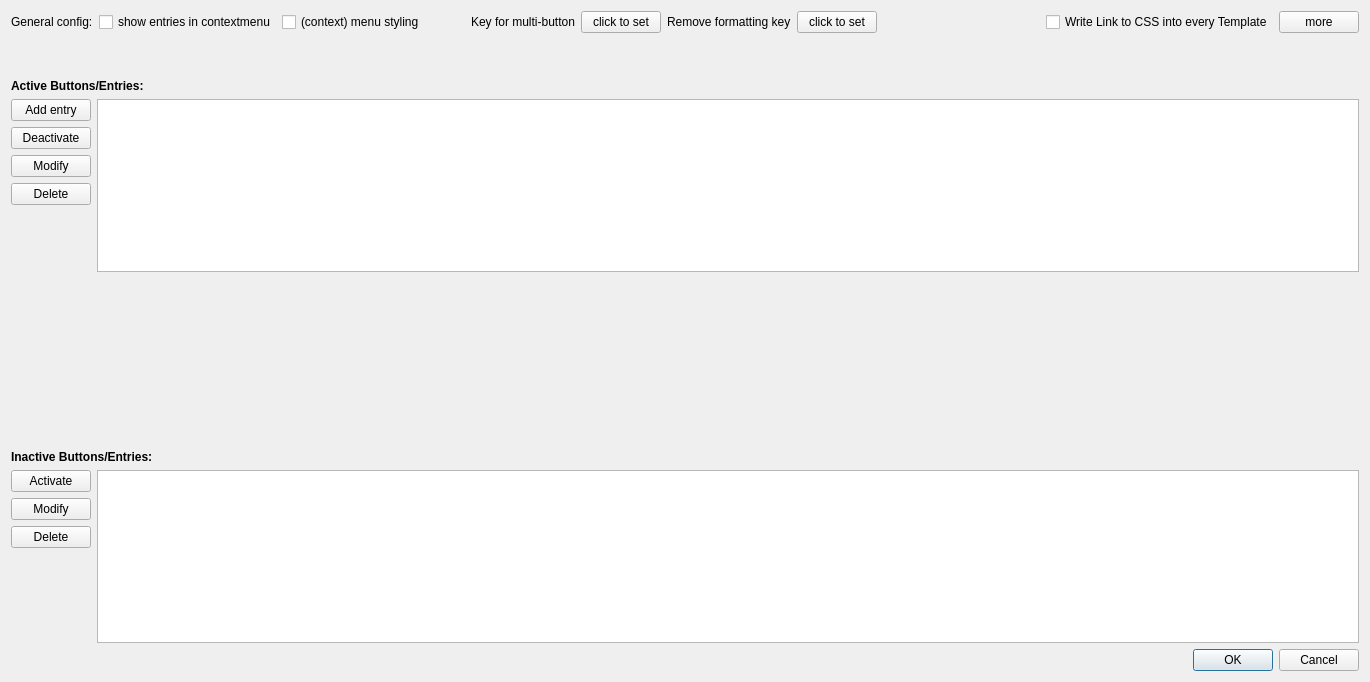
The window that designer/settings_main_widgets.ui (ijgnd/anki__editor__apply__font_color__background_color__custom_class__custom_style) describes before a commit, drawn with Qt 5.
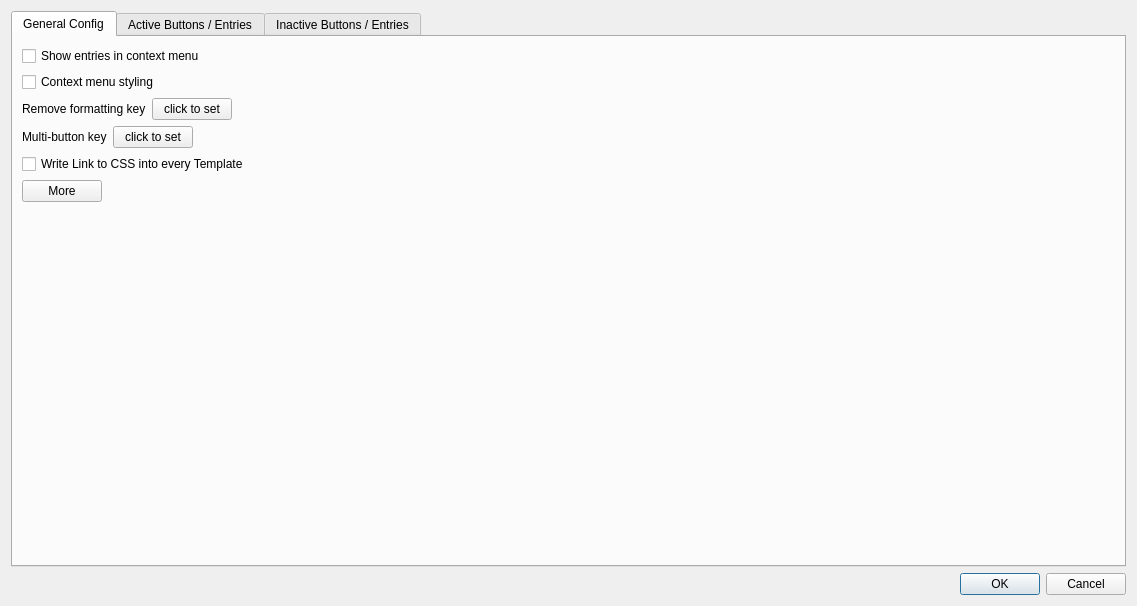
The same window after the commit. The open tabs and pages were chosen to show the change.

Commit message: Update main widget gui

The edit to the form file:
```diff
--- a/designer/settings_main_widgets.ui
+++ b/designer/settings_main_widgets.ui
@@ -6,8 +6,8 @@
    <rect>
     <x>0</x>
     <y>0</y>
-    <width>1370</width>
-    <height>682</height>
+    <width>1137</width>
+    <height>606</height>
    </rect>
   </property>
   <property name="sizePolicy">
@@ -19,62 +19,35 @@
   <property name="windowTitle">
    <string>Dialog</string>
   </property>
-  <layout class="QGridLayout" name="gridLayout">
-   <item row="0" column="0">
     <layout class="QVBoxLayout" name="verticalLayout">
      <item>
-      <layout class="QHBoxLayout" name="horizontalLayout">
-       <item>
-        <widget class="QLabel" name="label">
-         <property name="text">
-          <string>General config:</string>
-         </property>
-        </widget>
-       </item>
+    <widget class="QTabWidget" name="tabWidget">
+     <property name="currentIndex">
+      <number>1</number>
+     </property>
+     <widget class="QWidget" name="tab_general">
+      <attribute name="title">
+       <string>General Config</string>
+      </attribute>
+      <layout class="QVBoxLayout" name="verticalLayout_2">
+       <item>
+        <layout class="QVBoxLayout" name="verticalLayout_3">
        <item>
         <widget class="QCheckBox" name="cb_global_contextmenu_show">
          <property name="text">
-          <string>show entries in contextmenu</string>
+            <string>Show entries in context menu</string>
          </property>
         </widget>
        </item>
        <item>
         <widget class="QCheckBox" name="cb_global_contextmenu_with_styling">
          <property name="text">
-          <string>(context) menu styling</string>
+            <string>Context menu styling</string>
          </property>
         </widget>
        </item>
        <item>
-        <spacer name="horizontalSpacer_2">
-         <property name="orientation">
-          <enum>Qt::Horizontal</enum>
-         </property>
-         <property name="sizeType">
-          <enum>QSizePolicy::Minimum</enum>
-         </property>
-         <property name="sizeHint" stdset="0">
-          <size>
-           <width>40</width>
-           <height>20</height>
-          </size>
-         </property>
-        </spacer>
-       </item>
-       <item>
-        <widget class="QLabel" name="label_2">
-         <property name="text">
-          <string>Key for multi-button</string>
-         </property>
-        </widget>
-       </item>
-       <item>
-        <widget class="QPushButton" name="pb_global_multibutton_show">
-         <property name="text">
-          <string>click to set</string>
-         </property>
-        </widget>
-       </item>
+          <layout class="QHBoxLayout" name="horizontalLayout_4">
        <item>
         <widget class="QLabel" name="label_3">
          <property name="text">
@@ -83,6 +56,37 @@
         </widget>
        </item>
        <item>
+            <widget class="QPushButton" name="pb_global_multibutton_show">
+             <property name="text">
+              <string>click to set</string>
+             </property>
+            </widget>
+           </item>
+           <item>
+            <spacer name="horizontalSpacer_2">
+             <property name="orientation">
+              <enum>Qt::Horizontal</enum>
+             </property>
+             <property name="sizeHint" stdset="0">
+              <size>
+               <width>40</width>
+               <height>20</height>
+              </size>
+             </property>
+            </spacer>
+           </item>
+          </layout>
+         </item>
+         <item>
+          <layout class="QHBoxLayout" name="horizontalLayout_5">
+           <item>
+            <widget class="QLabel" name="label_2">
+             <property name="text">
+              <string>Multi-button key</string>
+             </property>
+            </widget>
+           </item>
+           <item>
         <widget class="QPushButton" name="pb_class_undo">
          <property name="text">
           <string>click to set</string>
@@ -102,6 +106,8 @@
          </property>
         </spacer>
        </item>
+          </layout>
+         </item>
        <item>
         <widget class="QCheckBox" name="cb_classes_to_styling">
          <property name="text">
@@ -110,22 +116,36 @@
         </widget>
        </item>
        <item>
+          <layout class="QHBoxLayout" name="horizontalLayout">
+           <item>
         <widget class="QPushButton" name="pb_more">
          <property name="text">
-          <string>more</string>
+              <string>More</string>
          </property>
         </widget>
        </item>
-      </layout>
-     </item>
+           <item>
+            <spacer name="horizontalSpacer_6">
+             <property name="orientation">
+              <enum>Qt::Horizontal</enum>
+             </property>
+             <property name="sizeHint" stdset="0">
+              <size>
+               <width>40</width>
+               <height>20</height>
+              </size>
+             </property>
+            </spacer>
+           </item>
+          </layout>
+         </item>
+        </layout>
+       </item>
      <item>
-      <spacer name="verticalSpacer_2">
+        <spacer name="verticalSpacer">
        <property name="orientation">
         <enum>Qt::Vertical</enum>
        </property>
-       <property name="sizeType">
-        <enum>QSizePolicy::Minimum</enum>
-       </property>
        <property name="sizeHint" stdset="0">
         <size>
          <width>20</width>
@@ -134,23 +154,43 @@
        </property>
       </spacer>
      </item>
+      </layout>
+     </widget>
+     <widget class="QWidget" name="tab_active">
+      <attribute name="title">
+       <string>Active Buttons / Entries</string>
+      </attribute>
+      <layout class="QVBoxLayout" name="verticalLayout_4">
      <item>
-      <widget class="QLabel" name="ql_active">
-       <property name="font">
-        <font>
-         <weight>75</weight>
-         <bold>true</bold>
-        </font>
-       </property>
+        <widget class="QTableWidget" name="tw_active">
+         <property name="sizeAdjustPolicy">
+          <enum>QAbstractScrollArea::AdjustToContents</enum>
+         </property>
+        </widget>
+       </item>
+       <item>
+        <layout class="QHBoxLayout" name="horizontalLayout_2">
+         <item>
+          <widget class="QPushButton" name="pb_modify_active">
        <property name="text">
-        <string>Active Buttons/Entries:</string>
+            <string>Modify</string>
        </property>
       </widget>
      </item>
      <item>
-      <layout class="QHBoxLayout" name="hl_active">
+          <widget class="QPushButton" name="pb_deactivate">
+           <property name="text">
+            <string>Deactivate</string>
+           </property>
+          </widget>
+         </item>
        <item>
-        <layout class="QVBoxLayout" name="verticalLayout_2">
+          <widget class="QPushButton" name="pb_delete_from_active">
+           <property name="text">
+            <string>Delete</string>
+           </property>
+          </widget>
+         </item>
          <item>
           <widget class="QPushButton" name="pb_add">
            <property name="enabled">
@@ -171,83 +211,43 @@
           </widget>
          </item>
          <item>
-          <widget class="QPushButton" name="pb_deactivate">
-           <property name="text">
-            <string>Deactivate</string>
-           </property>
-          </widget>
-         </item>
-         <item>
-          <widget class="QPushButton" name="pb_modify_active">
-           <property name="text">
-            <string>Modify</string>
-           </property>
-          </widget>
-         </item>
-         <item>
-          <widget class="QPushButton" name="pb_delete_from_active">
-           <property name="text">
-            <string>Delete</string>
-           </property>
-          </widget>
-         </item>
-         <item>
-          <spacer name="verticalSpacer_3">
+          <spacer name="horizontalSpacer_3">
            <property name="orientation">
-            <enum>Qt::Vertical</enum>
+            <enum>Qt::Horizontal</enum>
            </property>
            <property name="sizeHint" stdset="0">
             <size>
-             <width>20</width>
-             <height>40</height>
+             <width>40</width>
+             <height>20</height>
             </size>
            </property>
           </spacer>
          </item>
         </layout>
        </item>
+      </layout>
+     </widget>
+     <widget class="QWidget" name="tab_inactive">
+      <attribute name="title">
+       <string>Inactive Buttons / Entries</string>
+      </attribute>
+      <layout class="QVBoxLayout" name="verticalLayout_6">
        <item>
-        <widget class="QTableWidget" name="tw_active">
+        <widget class="QTableWidget" name="tw_inactive">
          <property name="sizeAdjustPolicy">
           <enum>QAbstractScrollArea::AdjustToContents</enum>
          </property>
         </widget>
        </item>
-      </layout>
-     </item>
      <item>
-      <spacer name="verticalSpacer">
-       <property name="orientation">
-        <enum>Qt::Vertical</enum>
-       </property>
-       <property name="sizeHint" stdset="0">
-        <size>
-         <width>20</width>
-         <height>100</height>
-        </size>
-       </property>
-      </spacer>
-     </item>
+        <layout class="QHBoxLayout" name="horizontalLayout_3">
      <item>
-      <widget class="QLabel" name="ql_inactive">
-       <property name="font">
-        <font>
-         <weight>75</weight>
-         <bold>true</bold>
-        </font>
-       </property>
+          <widget class="QPushButton" name="pb_modify_inactive">
        <property name="text">
-        <string>Inactive Buttons/Entries:</string>
-       </property>
-       <property name="textFormat">
-        <enum>Qt::PlainText</enum>
+            <string>Modify</string>
        </property>
       </widget>
      </item>
-     <item>
-      <layout class="QHBoxLayout" name="hl_inactive">
-       <item>
-        <layout class="QVBoxLayout" name="verticalLayout_3">
          <item>
           <widget class="QPushButton" name="pb_activate">
            <property name="text">
@@ -255,13 +255,6 @@
            </property>
           </widget>
          </item>
-         <item>
-          <widget class="QPushButton" name="pb_modify_inactive">
-           <property name="text">
-            <string>Modify</string>
-           </property>
-          </widget>
-         </item>
          <item>
           <widget class="QPushButton" name="pb_delete_from_inactive">
            <property name="text">
@@ -270,32 +263,25 @@
           </widget>
          </item>
          <item>
-          <spacer name="verticalSpacer_4">
+          <spacer name="horizontalSpacer_4">
            <property name="orientation">
-            <enum>Qt::Vertical</enum>
+            <enum>Qt::Horizontal</enum>
            </property>
            <property name="sizeHint" stdset="0">
             <size>
-             <width>20</width>
-             <height>40</height>
+             <width>40</width>
+             <height>20</height>
             </size>
            </property>
           </spacer>
          </item>
         </layout>
        </item>
+      </layout>
+     </widget>
+    </widget>
+   </item>
        <item>
-        <widget class="QTableWidget" name="tw_inactive">
-         <property name="sizeAdjustPolicy">
-          <enum>QAbstractScrollArea::AdjustToContents</enum>
-         </property>
-        </widget>
-       </item>
-      </layout>
-     </item>
-    </layout>
-   </item>
-   <item row="1" column="0">
     <widget class="QDialogButtonBox" name="buttonBox">
      <property name="orientation">
       <enum>Qt::Horizontal</enum>
```
Lines whose indentation alone changed are shown as unchanged.
